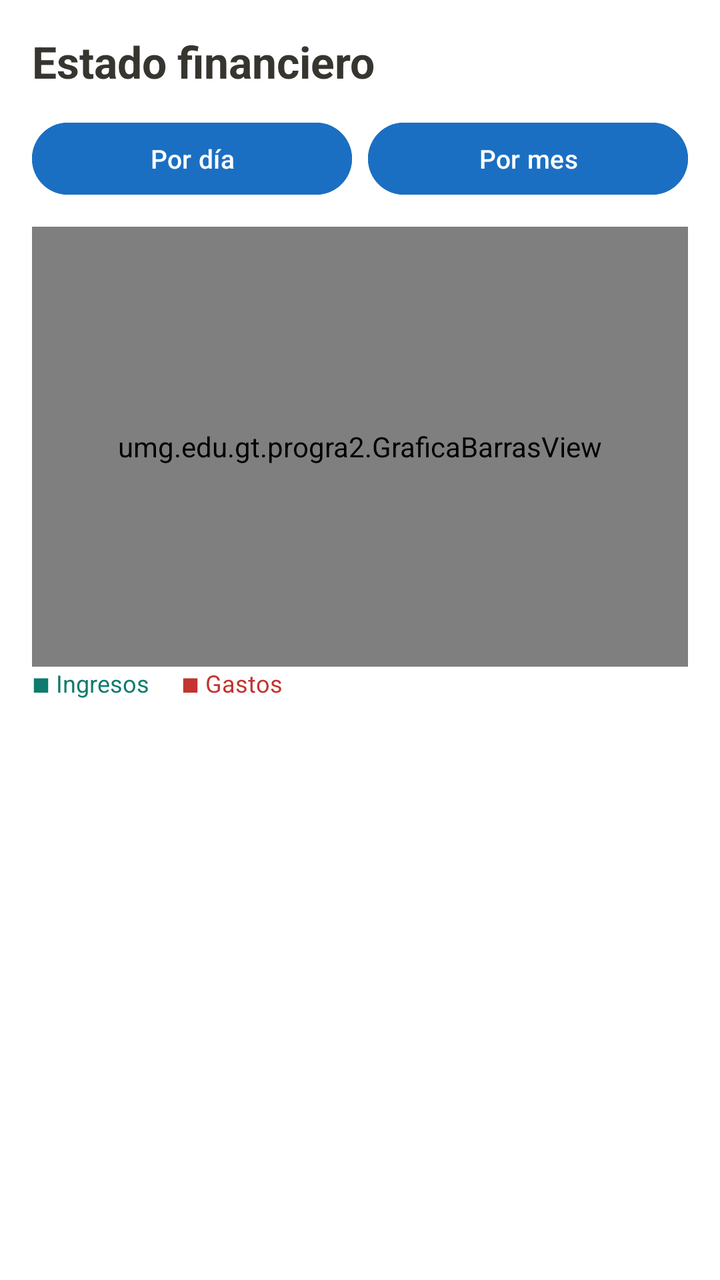
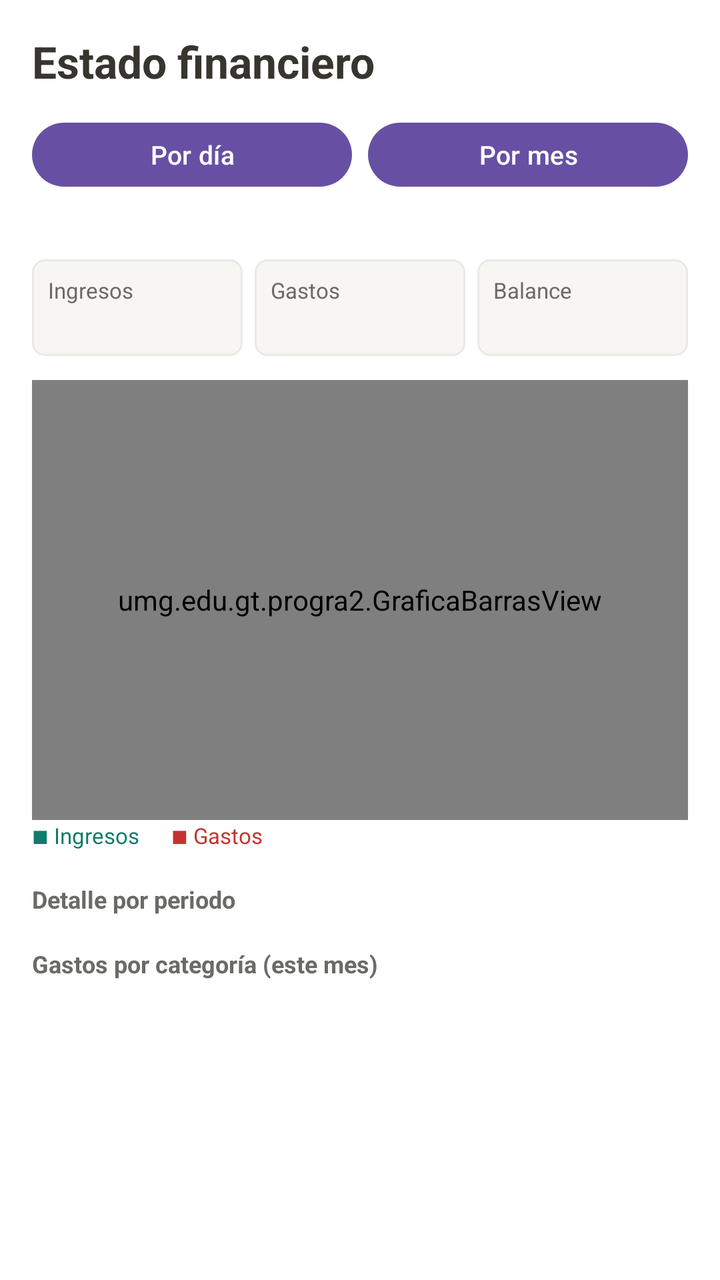

Compare the two renders of this Android layout. The source of the first and the diff that turns it into the second are given below.
<!-- AndroidManifest.xml: application theme Theme.ControlGastoIngreso -->
<!-- res/layout/activity_estado_financiero.xml -->
<?xml version="1.0" encoding="utf-8"?>
<LinearLayout xmlns:android="http://schemas.android.com/apk/res/android"
    android:layout_width="match_parent"
    android:layout_height="match_parent"
    android:background="#FFFFFF"
    android:fitsSystemWindows="true"
    android:orientation="vertical"
    android:padding="16dp">

    <TextView
        android:layout_width="match_parent"
        android:layout_height="wrap_content"
        android:text="Estado financiero"
        android:textColor="#37352F"
        android:textSize="22sp"
        android:textStyle="bold" />

    <LinearLayout
        android:layout_width="match_parent"
        android:layout_height="wrap_content"
        android:layout_marginTop="12dp"
        android:orientation="horizontal">

        <Button
            android:id="@+id/btnDia"
            android:layout_width="0dp"
            android:layout_height="44dp"
            android:layout_weight="1"
            android:backgroundTint="#1B6FC2"
            android:text="Por día"
            android:textColor="#FFFFFF"
            android:textSize="13sp" />

        <Button
            android:id="@+id/btnMes"
            android:layout_width="0dp"
            android:layout_height="44dp"
            android:layout_marginStart="8dp"
            android:layout_weight="1"
            android:backgroundTint="#1B6FC2"
            android:text="Por mes"
            android:textColor="#FFFFFF"
            android:textSize="13sp" />
    </LinearLayout>

    <umg.edu.gt.progra2.GraficaBarrasView
        android:id="@+id/grafica"
        android:layout_width="match_parent"
        android:layout_height="220dp"
        android:layout_marginTop="12dp" />

    <LinearLayout
        android:layout_width="match_parent"
        android:layout_height="wrap_content"
        android:orientation="horizontal">

        <TextView
            android:layout_width="wrap_content"
            android:layout_height="wrap_content"
            android:text="■ Ingresos"
            android:textColor="#0F7B6C"
            android:textSize="12sp" />

        <TextView
            android:layout_width="wrap_content"
            android:layout_height="wrap_content"
            android:layout_marginStart="16dp"
            android:text="■ Gastos"
            android:textColor="#C4332F"
            android:textSize="12sp" />
    </LinearLayout>

    <ListView
        android:id="@+id/lvResumen"
        android:layout_width="match_parent"
        android:layout_height="0dp"
        android:layout_marginTop="8dp"
        android:layout_weight="1"
        android:divider="#E9E9E7"
        android:dividerHeight="1dp" />
</LinearLayout>
<!-- resources referenced by this layout -->
<resources>
  <style name="Theme.ControlGastoIngreso" parent="Base.Theme.ControlGastoIngreso" />
  <style name="Base.Theme.ControlGastoIngreso" parent="Theme.Material3.DayNight.NoActionBar">
          
          
      </style>
</resources>

<!-- the commit's change to res/layout/activity_estado_financiero.xml (unified diff, before → after) -->
@@ -1,81 +1,192 @@
 <?xml version="1.0" encoding="utf-8"?>
-<LinearLayout xmlns:android="http://schemas.android.com/apk/res/android"
+<ScrollView xmlns:android="http://schemas.android.com/apk/res/android"
     android:layout_width="match_parent"
     android:layout_height="match_parent"
     android:background="#FFFFFF"
-    android:fitsSystemWindows="true"
-    android:orientation="vertical"
-    android:padding="16dp">
-
-    <TextView
-        android:layout_width="match_parent"
-        android:layout_height="wrap_content"
-        android:text="Estado financiero"
-        android:textColor="#37352F"
-        android:textSize="22sp"
-        android:textStyle="bold" />
+    android:fitsSystemWindows="true">
 
     <LinearLayout
         android:layout_width="match_parent"
         android:layout_height="wrap_content"
-        android:layout_marginTop="12dp"
-        android:orientation="horizontal">
-
-        <Button
-            android:id="@+id/btnDia"
-            android:layout_width="0dp"
-            android:layout_height="44dp"
-            android:layout_weight="1"
-            android:backgroundTint="#1B6FC2"
-            android:text="Por día"
-            android:textColor="#FFFFFF"
-            android:textSize="13sp" />
-
-        <Button
-            android:id="@+id/btnMes"
-            android:layout_width="0dp"
-            android:layout_height="44dp"
-            android:layout_marginStart="8dp"
-            android:layout_weight="1"
-            android:backgroundTint="#1B6FC2"
-            android:text="Por mes"
-            android:textColor="#FFFFFF"
-            android:textSize="13sp" />
-    </LinearLayout>
-
-    <umg.edu.gt.progra2.GraficaBarrasView
-        android:id="@+id/grafica"
-        android:layout_width="match_parent"
-        android:layout_height="220dp"
-        android:layout_marginTop="12dp" />
-
-    <LinearLayout
-        android:layout_width="match_parent"
-        android:layout_height="wrap_content"
-        android:orientation="horizontal">
+        android:orientation="vertical"
+        android:padding="16dp">
 
         <TextView
-            android:layout_width="wrap_content"
+            android:layout_width="match_parent"
             android:layout_height="wrap_content"
-            android:text="■ Ingresos"
-            android:textColor="#0F7B6C"
+            android:text="Estado financiero"
+            android:textColor="#37352F"
+            android:textSize="22sp"
+            android:textStyle="bold" />
+
+        <LinearLayout
+            android:layout_width="match_parent"
+            android:layout_height="wrap_content"
+            android:layout_marginTop="12dp"
+            android:orientation="horizontal">
+
+            <Button
+                android:id="@+id/btnDia"
+                android:layout_width="0dp"
+                android:layout_height="40dp"
+                android:layout_weight="1"
+                android:text="Por día"
+                android:textSize="13sp" />
+
+            <Button
+                android:id="@+id/btnMes"
+                android:layout_width="0dp"
+                android:layout_height="40dp"
+                android:layout_marginStart="8dp"
+                android:layout_weight="1"
+                android:text="Por mes"
+                android:textSize="13sp" />
+        </LinearLayout>
+
+        <TextView
+            android:id="@+id/tvRango"
+            android:layout_width="match_parent"
+            android:layout_height="wrap_content"
+            android:layout_marginTop="8dp"
+            android:textColor="#6B6A66"
             android:textSize="12sp" />
 
+        <LinearLayout
+            android:layout_width="match_parent"
+            android:layout_height="wrap_content"
+            android:layout_marginTop="8dp"
+            android:orientation="horizontal">
+
+            <LinearLayout
+                android:layout_width="0dp"
+                android:layout_height="wrap_content"
+                android:layout_weight="1"
+                android:background="@drawable/caja"
+                android:orientation="vertical"
+                android:padding="8dp">
+
+                <TextView
+                    android:layout_width="wrap_content"
+                    android:layout_height="wrap_content"
+                    android:text="Ingresos"
+                    android:textColor="#6B6A66"
+                    android:textSize="11sp" />
+
+                <TextView
+                    android:id="@+id/tvTotIngresos"
+                    android:layout_width="wrap_content"
+                    android:layout_height="wrap_content"
+                    android:textColor="#0F7B6C"
+                    android:textSize="13sp"
+                    android:textStyle="bold" />
+            </LinearLayout>
+
+            <LinearLayout
+                android:layout_width="0dp"
+                android:layout_height="wrap_content"
+                android:layout_marginStart="6dp"
+                android:layout_weight="1"
+                android:background="@drawable/caja"
+                android:orientation="vertical"
+                android:padding="8dp">
+
+                <TextView
+                    android:layout_width="wrap_content"
+                    android:layout_height="wrap_content"
+                    android:text="Gastos"
+                    android:textColor="#6B6A66"
+                    android:textSize="11sp" />
+
+                <TextView
+                    android:id="@+id/tvTotGastos"
+                    android:layout_width="wrap_content"
+                    android:layout_height="wrap_content"
+                    android:textColor="#C4332F"
+                    android:textSize="13sp"
+                    android:textStyle="bold" />
+            </LinearLayout>
+
+            <LinearLayout
+                android:layout_width="0dp"
+                android:layout_height="wrap_content"
+                android:layout_marginStart="6dp"
+                android:layout_weight="1"
+                android:background="@drawable/caja"
+                android:orientation="vertical"
+                android:padding="8dp">
+
+                <TextView
+                    android:layout_width="wrap_content"
+                    android:layout_height="wrap_content"
+                    android:text="Balance"
+                    android:textColor="#6B6A66"
+                    android:textSize="11sp" />
+
+                <TextView
+                    android:id="@+id/tvTotBalance"
+                    android:layout_width="wrap_content"
+                    android:layout_height="wrap_content"
+                    android:textColor="#37352F"
+                    android:textSize="13sp"
+                    android:textStyle="bold" />
+            </LinearLayout>
+        </LinearLayout>
+
+        <umg.edu.gt.progra2.GraficaBarrasView
+            android:id="@+id/grafica"
+            android:layout_width="match_parent"
+            android:layout_height="220dp"
+            android:layout_marginTop="12dp" />
+
+        <LinearLayout
+            android:layout_width="match_parent"
+            android:layout_height="wrap_content"
+            android:orientation="horizontal">
+
+            <TextView
+                android:layout_width="wrap_content"
+                android:layout_height="wrap_content"
+                android:text="■ Ingresos"
+                android:textColor="#0F7B6C"
+                android:textSize="11sp" />
+
+            <TextView
+                android:layout_width="wrap_content"
+                android:layout_height="wrap_content"
+                android:layout_marginStart="16dp"
+                android:text="■ Gastos"
+                android:textColor="#C4332F"
+                android:textSize="11sp" />
+        </LinearLayout>
+
         <TextView
-            android:layout_width="wrap_content"
+            android:layout_width="match_parent"
             android:layout_height="wrap_content"
-            android:layout_marginStart="16dp"
-            android:text="■ Gastos"
-            android:textColor="#C4332F"
-            android:textSize="12sp" />
+            android:layout_marginTop="16dp"
+            android:text="Detalle por periodo"
+            android:textColor="#6B6A66"
+            android:textSize="12sp"
+            android:textStyle="bold" />
+
+        <LinearLayout
+            android:id="@+id/contResumen"
+            android:layout_width="match_parent"
+            android:layout_height="wrap_content"
+            android:orientation="vertical" />
+
+        <TextView
+            android:layout_width="match_parent"
+            android:layout_height="wrap_content"
+            android:layout_marginTop="16dp"
+            android:text="Gastos por categoría (este mes)"
+            android:textColor="#6B6A66"
+            android:textSize="12sp"
+            android:textStyle="bold" />
+
+        <LinearLayout
+            android:id="@+id/contCategorias"
+            android:layout_width="match_parent"
+            android:layout_height="wrap_content"
+            android:orientation="vertical" />
     </LinearLayout>
-
-    <ListView
-        android:id="@+id/lvResumen"
-        android:layout_width="match_parent"
-        android:layout_height="0dp"
-        android:layout_marginTop="8dp"
-        android:layout_weight="1"
-        android:divider="#E9E9E7"
-        android:dividerHeight="1dp" />
-</LinearLayout>
+</ScrollView>
<!-- resource entries referenced after the edit -->
@@ -1,5 +1,13 @@
 <!-- resources referenced by this layout -->
 <resources>
+  <!-- drawable caja (drawable) -->
+  <?xml version="1.0" encoding="utf-8"?>
+  <shape xmlns:android="http://schemas.android.com/apk/res/android"
+      android:shape="rectangle">
+      <solid android:color="#F7F6F3" />
+      <stroke android:width="1dp" android:color="#E9E9E7" />
+      <corners android:radius="6dp" />
+  </shape>
   <style name="Theme.ControlGastoIngreso" parent="Base.Theme.ControlGastoIngreso" />
   <style name="Base.Theme.ControlGastoIngreso" parent="Theme.Material3.DayNight.NoActionBar">
           
